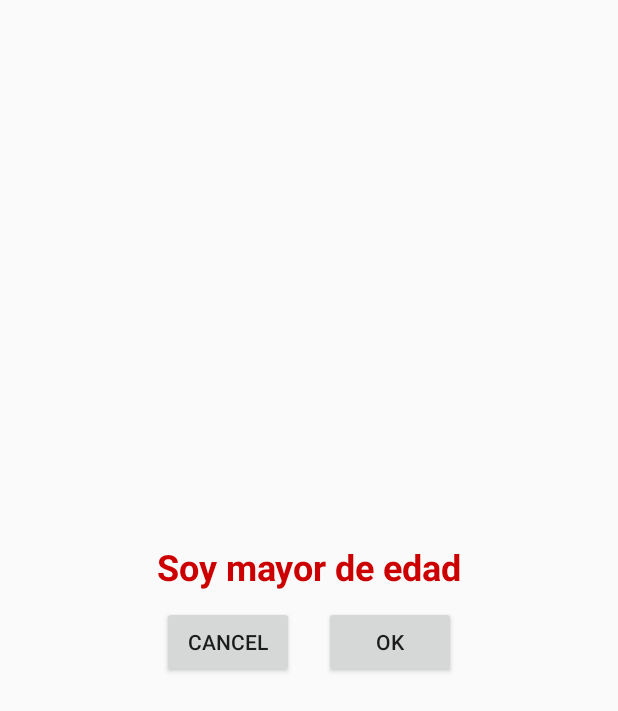
After one commit to joselity/cyp, an Android app: the ControlEdadClass screen opened directly, with no data from a screen before it, on a phone screen of 412 x 824 dp. The commit adds this screen. Shown: the top 711 px of the screen. Run offline under Robolectric (Android 15) with nearby library versions, the light colour scheme and no system bars; 7 statements that could not run were skipped.

Commit message:
added control

```diff
--- a/app/src/main/AndroidManifest.xml
+++ b/app/src/main/AndroidManifest.xml
@@ -32,6 +32,10 @@
         <activity android:name=".ResumenClass">
 
         </activity>
+
+        <activity android:name=".ControlEdadClass">
+
+        </activity>
     </application>
 
 </manifest>
--- /dev/null
+++ b/app/src/main/java/com/example/josep/cervezasypollos/ControlEdadClass.java
@@ -0,0 +1,53 @@
+package com.example.josep.cervezasypollos;
+
+import android.app.Activity;
+import android.content.Intent;
+import android.os.Bundle;
+import android.view.View;
+
+public class ControlEdadClass extends Activity {
+
+    int pollos;
+    int cervezas;
+    String nombre;
+    String direccion;
+    String email;
+    String codigoPostal;
+    String telefono;
+
+
+    @Override
+    protected void onCreate(Bundle savedInstanceState) {
+        super.onCreate(savedInstanceState);
+        setContentView(R.layout.control_edad);
+
+        Bundle datos = getIntent().getExtras();
+
+        pollos = datos.getInt("pollos");
+        cervezas = datos.getInt("cervezas");
+        nombre = datos.getString("nombre");
+        direccion = datos.getString("direccion");
+        email = datos.getString("email");
+        codigoPostal = datos.getString("codigoPostal");
+        telefono = datos.getString("telefono");
+
+
+    }
+
+
+    public void executeResumen (View view) {
+
+        Intent i = new Intent(this, ResumenClass.class);
+
+        i.putExtra("nombre", nombre);
+        i.putExtra("direccion", direccion);
+        i.putExtra("email", email);
+        i.putExtra("codigoPostal", codigoPostal);
+        i.putExtra("telefono", telefono);
+        i.putExtra("pollos", pollos);
+        i.putExtra("cervezas", cervezas);
+
+        startActivity(i);
+    }
+
+}
--- /dev/null
+++ b/app/src/main/res/layout/control_edad.xml
@@ -0,0 +1,43 @@
+<?xml version="1.0" encoding="utf-8"?>
+<LinearLayout xmlns:android="http://schemas.android.com/apk/res/android"
+    android:layout_width="match_parent"
+    android:layout_height="match_parent"
+    android:gravity="center"
+    android:orientation="vertical"
+    android:theme="@android:style/Animation.Dialog">
+
+    <TextView
+        android:id="@+id/textView10"
+        android:layout_width="match_parent"
+        android:layout_height="wrap_content"
+        android:gravity="center"
+        android:text="Soy mayor de edad"
+        android:textColor="@android:color/holo_red_dark"
+        android:textSize="24sp"
+        android:textStyle="bold" />
+
+    <LinearLayout
+        android:layout_width="wrap_content"
+        android:layout_height="wrap_content"
+        android:gravity="center"
+        android:orientation="horizontal">
+
+        <Button
+            android:id="@+id/button3"
+            android:layout_width="wrap_content"
+            android:layout_height="wrap_content"
+            android:layout_margin="10dp"
+            android:gravity="center_horizontal|center"
+            android:text="@android:string/no" />
+
+        <Button
+            android:id="@+id/button2"
+            android:layout_width="wrap_content"
+            android:layout_height="wrap_content"
+            android:layout_margin="10dp"
+            android:gravity="center_horizontal|center"
+            android:onClick="executeResumen"
+            android:text="@android:string/yes" />
+    </LinearLayout>
+
+</LinearLayout>
```
Also changed, not shown: app/src/main/java/com/example/josep/cervezasypollos/DatosClass.java (+12 -2 lines), app/src/main/java/com/example/josep/cervezasypollos/PedidoClass.java (+27 -4 lines), app/src/main/res/layout/datos.xml (+5 -3 lines).
